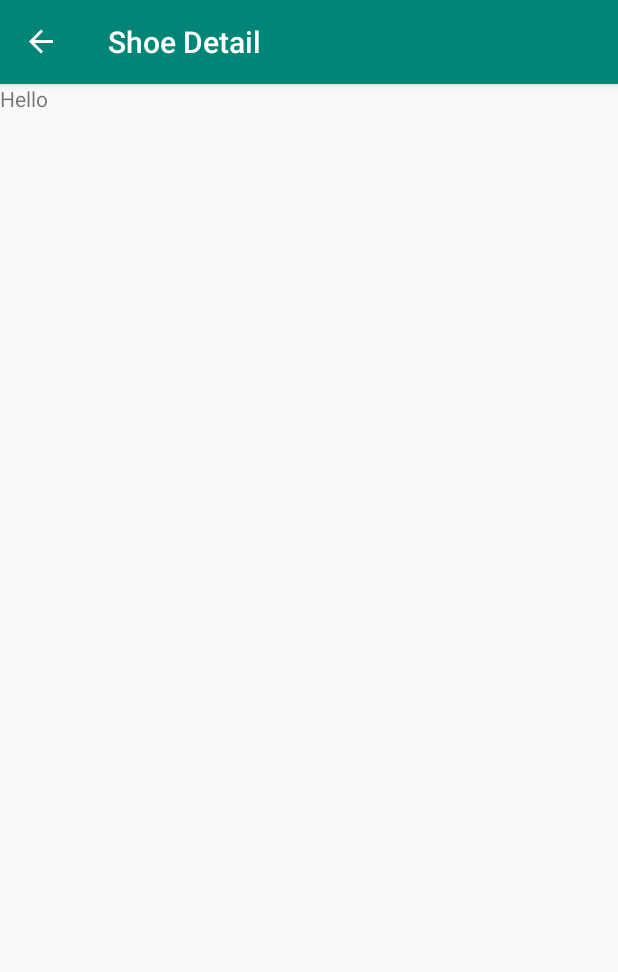
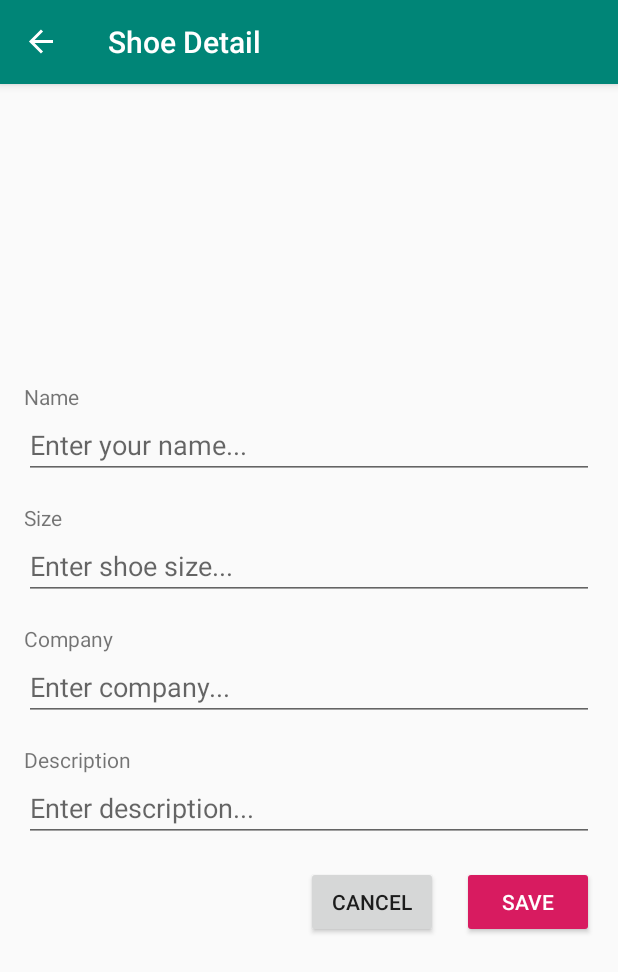
Before and after one commit to gmendozah/ShoeStore, an Android app: the ShoeDetailFragment screen opened through its navigation route, on a phone screen of 412 x 824 dp. Shown: the top 972 px of the screen. Run offline under Robolectric (Android 15) with nearby library versions, the phone set to English and light mode, and no system bars; our stand-ins replace data binding, navigation-ui.

Commit message:
refactor: navigation and show detail

```diff
--- a/app/src/main/java/com/udacity/shoestore/screens/shoeDetail/ShoeDetailFragment.kt
+++ b/app/src/main/java/com/udacity/shoestore/screens/shoeDetail/ShoeDetailFragment.kt
@@ -5,6 +5,7 @@ import android.os.Bundle
 import android.view.*
 import androidx.databinding.DataBindingUtil
 import androidx.fragment.app.Fragment
+import androidx.navigation.findNavController
 import com.udacity.shoestore.R
 import com.udacity.shoestore.databinding.ShoeDetailFragmentBinding
 
@@ -13,15 +14,19 @@ class ShoeDetailFragment : Fragment() {
     private lateinit var viewModel: ShoeDetailViewModel
 
     override fun onCreateView(
-        inflater: LayoutInflater, container: ViewGroup?,
-        savedInstanceState: Bundle?
+            inflater: LayoutInflater, container: ViewGroup?,
+            savedInstanceState: Bundle?
     ): View? {
         binding = DataBindingUtil.inflate(inflater, R.layout.shoe_detail_fragment, container, false)
         viewModel = ViewModelProvider(this).get(ShoeDetailViewModel::class.java)
+        setHasOptionsMenu(true)
 
-        setHasOptionsMenu(true)
+
+        binding.cancelButton.setOnClickListener { navigateToShoeList(it) }
         return binding.root
     }
+
+    private fun navigateToShoeList(view: View) = view.findNavController().navigate(ShoeDetailFragmentDirections.actionShoeDetailFragmentToShoeListingFragment())
 
     override fun onCreateOptionsMenu(menu: Menu, inflater: MenuInflater) {
         menu.clear()
--- a/app/src/main/res/layout/shoe_detail_fragment.xml
+++ b/app/src/main/res/layout/shoe_detail_fragment.xml
@@ -3,15 +3,117 @@
     xmlns:app="http://schemas.android.com/apk/res-auto"
     xmlns:tools="http://schemas.android.com/tools">
 
-    <FrameLayout
+    <androidx.constraintlayout.widget.ConstraintLayout
         android:layout_width="match_parent"
         android:layout_height="match_parent"
-        tools:context=".screens.shoeDetail.ShoeDetailFragment">
+        android:padding="@dimen/componentPadding">
 
         <TextView
+            android:id="@+id/nameTextView"
+            android:layout_width="wrap_content"
+            android:layout_height="wrap_content"
+            android:text="@string/name"
+            app:layout_constraintBottom_toTopOf="@+id/nameEditText"
+            app:layout_constraintStart_toStartOf="@+id/nameEditText"
+            app:layout_constraintTop_toTopOf="parent"
+            app:layout_constraintVertical_chainStyle="packed" />
+
+        <EditText
+            android:id="@+id/nameEditText"
             android:layout_width="match_parent"
-            android:layout_height="match_parent"
-            android:text="Hello" />
+            android:layout_height="wrap_content"
+            android:autofillHints=""
+            android:ems="10"
+            android:hint="@string/nameHint"
+            android:inputType="textPersonName"
+            app:layout_constraintBottom_toTopOf="@+id/sizeTextView"
+            app:layout_constraintTop_toBottomOf="@+id/nameTextView"
+            tools:layout_editor_absoluteX="16dp" />
 
-    </FrameLayout>
+        <TextView
+            android:id="@+id/sizeTextView"
+            android:layout_width="wrap_content"
+            android:layout_height="wrap_content"
+            android:layout_marginTop="16dp"
+            android:text="@string/size"
+            app:layout_constraintBottom_toTopOf="@+id/sizeEditText"
+            app:layout_constraintStart_toStartOf="@+id/sizeEditText"
+            app:layout_constraintTop_toBottomOf="@+id/nameEditText" />
+
+        <EditText
+            android:id="@+id/sizeEditText"
+            android:layout_width="match_parent"
+            android:layout_height="wrap_content"
+            android:autofillHints=""
+            android:ems="10"
+            android:hint="@string/sizeHint"
+            android:inputType="numberDecimal"
+            app:layout_constraintBottom_toTopOf="@+id/companyTextView"
+            app:layout_constraintTop_toBottomOf="@+id/sizeTextView"
+            tools:layout_editor_absoluteX="16dp" />
+
+        <TextView
+            android:id="@+id/companyTextView"
+            android:layout_width="wrap_content"
+            android:layout_height="wrap_content"
+            android:layout_marginTop="16dp"
+            android:text="@string/company"
+            app:layout_constraintBottom_toTopOf="@+id/companynEditText"
+            app:layout_constraintStart_toStartOf="@+id/companynEditText"
+            app:layout_constraintTop_toBottomOf="@+id/sizeEditText" />
+
+        <EditText
+            android:id="@+id/descriptionEditText"
+            android:layout_width="match_parent"
+            android:layout_height="wrap_content"
+            android:ems="10"
+            android:gravity="start|top"
+            android:hint="@string/descriptionHint"
+            android:inputType="textMultiLine"
+            app:layout_constraintBottom_toTopOf="@+id/cancelButton"
+            app:layout_constraintTop_toBottomOf="@+id/descriptionTextview"
+            tools:layout_editor_absoluteX="16dp" />
+
+        <TextView
+            android:id="@+id/descriptionTextview"
+            android:layout_width="wrap_content"
+            android:layout_height="wrap_content"
+            android:layout_marginTop="16dp"
+            android:text="@string/description"
+            app:layout_constraintBottom_toTopOf="@+id/descriptionEditText"
+            app:layout_constraintStart_toStartOf="@+id/descriptionEditText"
+            app:layout_constraintTop_toBottomOf="@+id/companynEditText" />
+
+        <EditText
+            android:id="@+id/companynEditText"
+            android:layout_width="match_parent"
+            android:layout_height="wrap_content"
+            android:ems="10"
+            android:hint="@string/companyHint"
+            android:inputType="textPersonName"
+            app:layout_constraintBottom_toTopOf="@+id/descriptionTextview"
+            app:layout_constraintTop_toBottomOf="@+id/companyTextView"
+            tools:layout_editor_absoluteX="16dp" />
+
+        <Button
+            android:id="@+id/cancelButton"
+            android:layout_width="wrap_content"
+            android:layout_height="wrap_content"
+            android:layout_marginTop="16dp"
+            android:layout_marginEnd="@dimen/componentPadding"
+            android:text="@android:string/cancel"
+            app:layout_constraintBottom_toBottomOf="parent"
+            app:layout_constraintEnd_toStartOf="@+id/saveButton"
+            app:layout_constraintTop_toBottomOf="@+id/descriptionEditText" />
+
+        <Button
+            android:id="@+id/saveButton"
+            android:layout_width="wrap_content"
+            android:layout_height="wrap_content"
+            android:layout_marginTop="16dp"
+            android:text="@string/save"
+            android:theme="@style/primaryButton"
+            app:layout_constraintEnd_toEndOf="parent"
+            app:layout_constraintTop_toBottomOf="@+id/descriptionEditText" />
+    </androidx.constraintlayout.widget.ConstraintLayout>
 </layout>
--- a/app/src/main/res/navigation/navigation.xml
+++ b/app/src/main/res/navigation/navigation.xml
@@ -58,6 +58,9 @@
         tools:layout="@layout/shoe_detail_fragment">
         <action
             android:id="@+id/action_shoeDetailFragment_to_shoeListingFragment"
-            app:destination="@id/shoeListingFragment" />
+            app:destination="@id/shoeListingFragment"
+            app:launchSingleTop="true"
+            app:popUpTo="@id/shoeDetailFragment"
+            app:popUpToInclusive="true" />
     </fragment>
 </navigation>
--- a/app/src/main/res/values/strings.xml
+++ b/app/src/main/res/values/strings.xml
@@ -17,4 +17,14 @@
     <string name="instructionsTitle">Instructions</string>
     <string name="shoeListingTitle">Shoe Listing</string>
     <string name="shoeDetailsTitle">Shoe Detail</string>
+    <string name="size">Size</string>
+    <string name="name">Name</string>
+    <string name="nameHint">Enter your name...</string>
+    <string name="sizeHint">Enter shoe size...</string>
+    <string name="companyHint">Enter company...</string>
+    <string name="company">Company</string>
+    <string name="description">Description</string>
+    <string name="descriptionHint">Enter description...</string>
+    <string name="cancel">Cancel</string>
+    <string name="save">Save</string>
 </resources>
```
